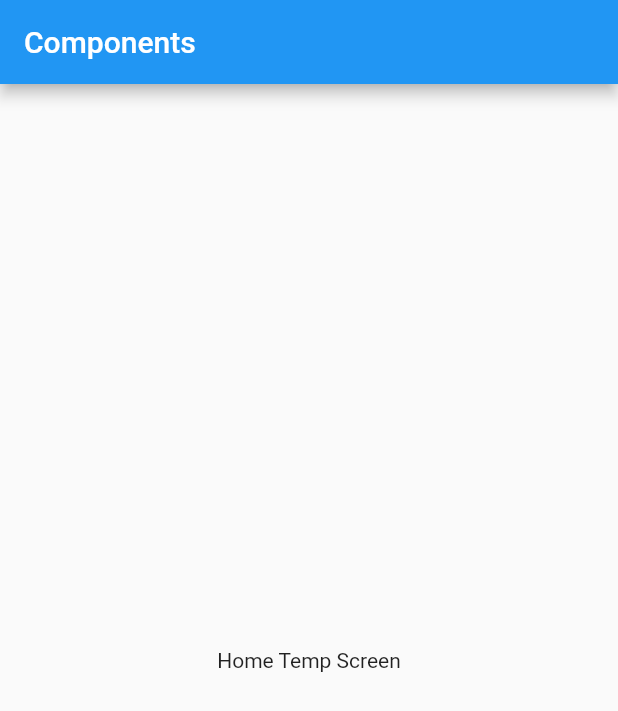
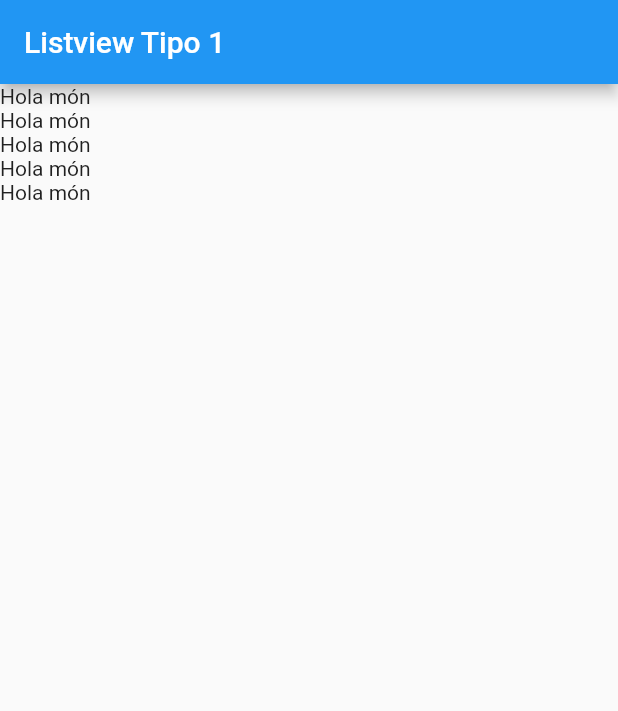
Before and after one commit to sitnesTIC/flutter_applications, a Flutter app: the screen it shows after launch, on a phone screen of 412 x 824 dp. Shown: the top 711 px of the screen. Run offline on Flutter 3.47's test engine with Material 2 defaults, Android fonts, the phone set to English and light mode, and no system bars.

Commit message:
Listview - Mostrar una lista de elementos

```diff
--- a/lib/main.dart
+++ b/lib/main.dart
@@ -1,6 +1,6 @@
 import 'package:flutter/material.dart';
 // -> GS
-import 'package:flutter_applications/src/screens/home_temp.dart';
+import 'package:flutter_applications/screens/listview1_screen.dart';
 // <- GS
 
 void main() => runApp(const MyApp());
@@ -10,15 +10,9 @@ class MyApp extends StatelessWidget {
 
   @override
   Widget build(BuildContext context) {
-    return MaterialApp(
-      debugShowCheckedModeBanner: true,
-      title: 'Components App',
-      home: Scaffold(
-        appBar: AppBar(
-          title: const Text('Components'),
-        ),
-        body: const HomeTempScreen(),
-      ),
-    );
+    return const MaterialApp(
+        debugShowCheckedModeBanner: true,
+        title: 'Components App',
+        home: Listview1Screen());
   }
 }
--- /dev/null
+++ b/lib/screens/listview1_screen.dart
@@ -0,0 +1,23 @@
+import 'package:flutter/material.dart';
+
+class Listview1Screen extends StatelessWidget {
+  const Listview1Screen({Key? key}) : super(key: key);
+
+  @override
+  Widget build(BuildContext context) {
+    return Scaffold(
+      appBar: AppBar(
+        title: const Text('Listview Tipo 1'),
+      ),
+      body: ListView(
+        children: const [
+          Text('Hola món'),
+          Text('Hola món'),
+          Text('Hola món'),
+          Text('Hola món'),
+          Text('Hola món'),
+        ],
+      ),
+    );
+  }
+}
--- a/lib/src/screens/home_temp.dart
+++ /dev/null
@@ -1,12 +0,0 @@
-import 'package:flutter/material.dart';
-
-class HomeTempScreen extends StatelessWidget {
-  const HomeTempScreen({Key? key}) : super(key: key);
-
-  @override
-  Widget build(BuildContext context) {
-    return const Center(
-      child: Text('Home Temp Screen'),
-    );
-  }
-}
```
